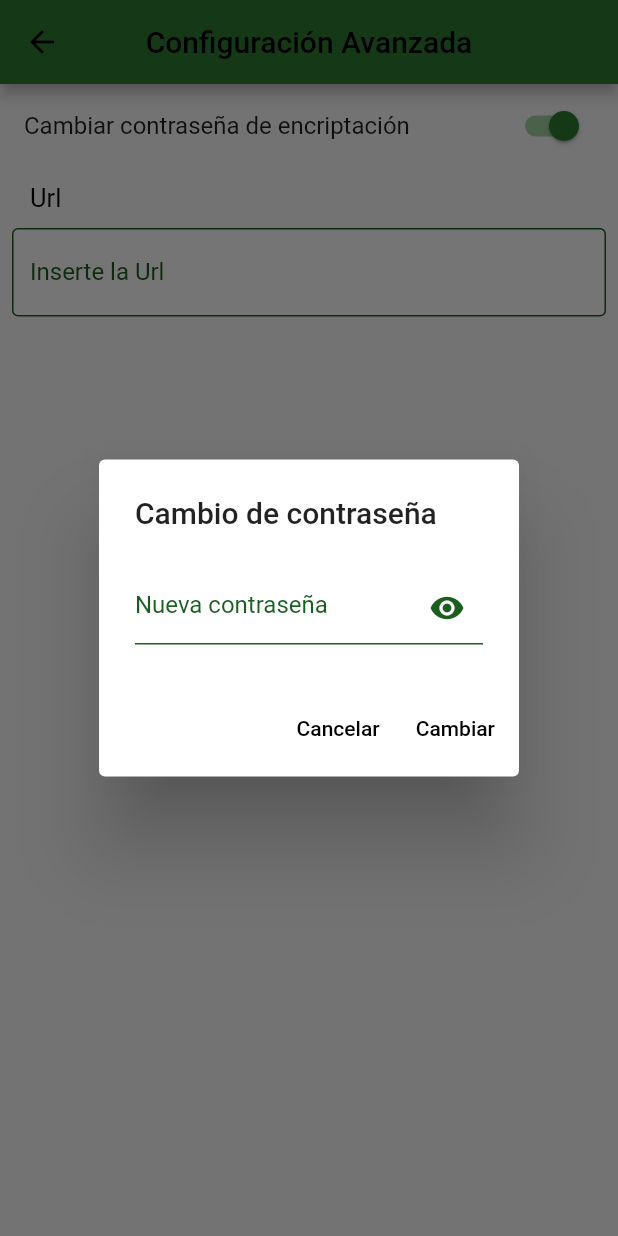
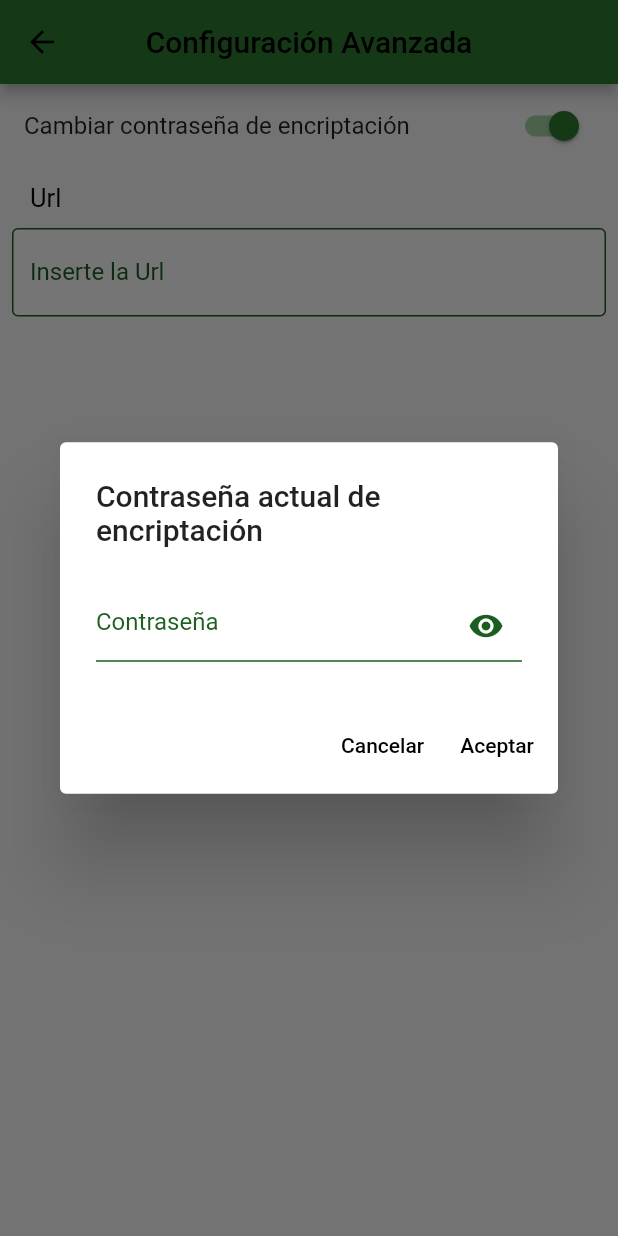
Before and after one commit to Ernesto1308/ScanQr, a Flutter app: the Configuration screen opened by its route, after a tap on "Cambiar contraseña de encriptación", on a phone screen of 412 x 824 dp. Run offline on Flutter 3.47's test engine with Material 2 defaults, Android fonts, the phone set to English and light mode, and no system bars; our stand-ins replace fluttertoast, internet_connection_checker, shared_preferences, vibration; missing offline and left inert: dart_jsonwebtoken, dart_ping, device_information, flutter_ringtone_player, qr_code_scanner; accounts and stored records are empty.

Commit message:
First Version to prove

```diff
--- a/lib/Configuration.dart
+++ b/lib/Configuration.dart
@@ -133,8 +133,8 @@ class _ConfigurationState extends State<Configuration>{
         return MyDialogContent(
           height: _height,
           width: _width,
-          secondButton: 'Cambiar',
-          title: 'Cambio de contraseña',
+          secondButton: 'Aceptar',
+          title: 'Contraseña actual de encriptación',
         );
       },
     );
@@ -227,22 +227,6 @@ class _ConfigurationState extends State<Configuration>{
     return stringError;
   }
 
-  void _loadText() async {
-    final prefs = await SharedPreferences.getInstance();
-
-    setState(() {
-      _controllerUrl.text = (prefs.getString('urlSaved') ?? "");
-    });
-  }
-
-  Future<void> _setController() async {
-    final prefs = await SharedPreferences.getInstance();
-
-    setState(() {
-      prefs.setString('urlSaved', _controllerUrl.text);
-    });
-  }
-
   Future<void> _manageProblemInternet() async {
     _connected = await InternetConnectionChecker().hasConnection;
 
@@ -268,9 +252,25 @@ class _ConfigurationState extends State<Configuration>{
           0.1,
           0.1
       );
-    Services.notification();
-    Future.delayed(const Duration(milliseconds: 2500), ()=> _activeToast = false);
+      Services.notification();
+      Future.delayed(const Duration(milliseconds: 2500), ()=> _activeToast = false);
     }
+  }
+
+  void _loadText() async {
+    final prefs = await SharedPreferences.getInstance();
+
+    setState(() {
+      _controllerUrl.text = (prefs.getString('urlSaved') ?? "");
+    });
+  }
+
+  Future<void> _setController() async {
+    final prefs = await SharedPreferences.getInstance();
+
+    setState(() {
+      prefs.setString('urlSaved', _controllerUrl.text);
+    });
   }
 
   Future<void> _loadPass() async {
--- a/lib/ManageDialogState.dart
+++ b/lib/ManageDialogState.dart
@@ -5,20 +5,20 @@ import 'Configuration.dart';
 import 'Services.dart';
 
 class MyDialogContent extends StatefulWidget {
-  const MyDialogContent({
+  MyDialogContent({
     Key key,
     @required this.title,
     @required this.secondButton,
     @required this.height,
     @required this.width,
-    this.currentPass
+    this.currentEncryptionPass
   }): super(key: key);
 
-  final String title;
-  final String secondButton;
+  String title;
+  String secondButton;
   final double height;
   final double width;
-  final String currentPass;
+  final String currentEncryptionPass;
 
   @override
   _MyDialogContentState createState() => _MyDialogContentState();
@@ -27,11 +27,13 @@ class MyDialogContent extends StatefulWidget {
 class _MyDialogContentState extends State<MyDialogContent> {
   bool _isObscure = true;
   bool _focused = false;
-  bool _anyError = true;
-  bool _insertPassDialog = true;
-  final GlobalKey<FormState> _formKey = GlobalKey<FormState>();
-  final String _developerPassword = "1234";
-  String _currentPass;
+  bool _noError = true;
+  bool _insertDeveloperPass = false;
+  bool _insertEncryptionPass = false;
+  bool _changeEncryptionPass = false;
+  final _formKey = GlobalKey<FormState>();
+  final _developerPassword = "l3ktorqr*cuj@e";
+  String _currentEncryptionPass;
   final _controller = TextEditingController();
 
   @override
@@ -41,11 +43,12 @@ class _MyDialogContentState extends State<MyDialogContent> {
 
   @override
   Widget build(BuildContext context) {
-    _insertPassDialog = widget.secondButton == 'Aceptar';
-    if(_insertPassDialog){
-      _setControllerCurrentPass();
+    if (widget.title == 'Contraseña actual de encriptación'){
+      _insertEncryptionPass = true;
+    } else if (widget.secondButton == 'Aceptar'){
+      _insertDeveloperPass = true;
     } else {
-      _loadCurrentPass();
+      _changeEncryptionPass = true;
     }
 
     return _getContent();
@@ -64,11 +67,11 @@ class _MyDialogContentState extends State<MyDialogContent> {
               key: _formKey,
               child: TextFormField(
                   obscureText: _isObscure,
-                  cursorColor: _anyError ? Colors.green[600] : Colors.red,
+                  cursorColor: _noError ? Colors.green[600] : Colors.red,
                   controller: _controller,
                   decoration: InputDecoration(
-                    hintText: _insertPassDialog ? "Inserte la contraseña" : "Nueva contraseña",
-                    hintStyle: _insertPassDialog ? Services.setLabelStyleInsertPass(_focused) : Services.setLabelStyle(_focused, !_anyError),
+                    hintText: !_changeEncryptionPass ? "Contraseña" : "Nueva contraseña",
+                    hintStyle: _insertDeveloperPass ? Services.setLabelStyleInsertPass(_focused) : Services.setLabelStyle(_focused, !_noError),
                     border: const UnderlineInputBorder(),
                     enabledBorder: UnderlineInputBorder(
                       borderSide: BorderSide(
@@ -102,7 +105,7 @@ class _MyDialogContentState extends State<MyDialogContent> {
 
                     if (text.isEmpty){
                       result = "Este campo no puede estar vacío";
-                    } else if (text == _currentPass){
+                    } else if (text == _currentEncryptionPass){
                       result = "Por favor introduzca una contraseña\ndiferentre a la actual";
                     }
 
@@ -111,7 +114,7 @@ class _MyDialogContentState extends State<MyDialogContent> {
                   onFieldSubmitted: (text){
                     setState(() {
                       _focused = false;
-                      if (!_insertPassDialog) _anyError = _formKey.currentState.validate();
+                      if (_changeEncryptionPass) _noError = _formKey.currentState.validate();
                     });
                   },
                   onTap: (){
@@ -145,7 +148,8 @@ class _MyDialogContentState extends State<MyDialogContent> {
             ),
           ),
           onPressed: () async {
-            if (_insertPassDialog){
+            if (_insertDeveloperPass){
+              await _setControllerCurrentPass();
               if (_controller.text == _developerPassword){
                 Navigator.push(
                     context,
@@ -169,11 +173,12 @@ class _MyDialogContentState extends State<MyDialogContent> {
                 );
                 Services.notification();
               }
-            } else {
+            } else if (_changeEncryptionPass){
+              await _loadCurrentPass();
               setState(() {
-                _anyError = _formKey.currentState.validate();
+                _noError = _formKey.currentState.validate();
               });
-              if (_anyError){
+              if (_noError){
                 await _setControllerPass();
                 _controller.clear();
                 Navigator.of(context).pop();
@@ -181,6 +186,30 @@ class _MyDialogContentState extends State<MyDialogContent> {
                     Colors.grey[300],
                     const Duration(milliseconds: 2500),
                     "Contraseña cambiada exitosamente",
+                    context,
+                    widget.height,
+                    widget.width,
+                    0.1,
+                    0.1,
+                    0.1
+                );
+                Services.notification();
+              }
+            } else {
+              await _loadCurrentPass();
+              if (_controller.text == _currentEncryptionPass){
+                setState(() {
+                  widget.secondButton = 'Cambiar';
+                  widget.title = 'Cambiar de contraseña de encriptación';
+                  _controller.clear();
+                });
+              } else {
+                Navigator.of(context).pop();
+                _controller.clear();
+                Services.showToastSystem(
+                    Colors.grey[350],
+                    const Duration(milliseconds: 2500),
+                    "Contraseña incorrecta",
                     context,
                     widget.height,
                     widget.width,
@@ -200,10 +229,10 @@ class _MyDialogContentState extends State<MyDialogContent> {
   Color _manageEyeColor(){
     Color finalColor;
 
-    if(_insertPassDialog){
+    if(_insertDeveloperPass){
       finalColor = _focused ? Colors.green[600] : Colors.green[900];
     } else {
-      if(_anyError){
+      if(_noError){
         finalColor = _focused ? Colors.green[600] : Colors.green[900];
       } else {
         finalColor = Colors.red;
@@ -225,7 +254,7 @@ class _MyDialogContentState extends State<MyDialogContent> {
     final prefs = await SharedPreferences.getInstance();
 
     setState(() {
-      _currentPass = (prefs.getString('currentPass'));
+      _currentEncryptionPass = (prefs.getString('currentEncryptionPass'));
     });
   }
 
@@ -233,7 +262,7 @@ class _MyDialogContentState extends State<MyDialogContent> {
     final prefs = await SharedPreferences.getInstance();
 
     setState(() {
-      prefs.setString('currentPass', widget.currentPass);
+      prefs.setString('currentEncryptionPass', widget.currentEncryptionPass);
     });
   }
 }
```
Also changed, not shown: lib/QRViewExample.dart (+24 -8 lines), lib/Services.dart (+4 -10 lines), lib/SignIn.dart (+27 -18 lines), lib/Url.dart (+8 -7 lines).
